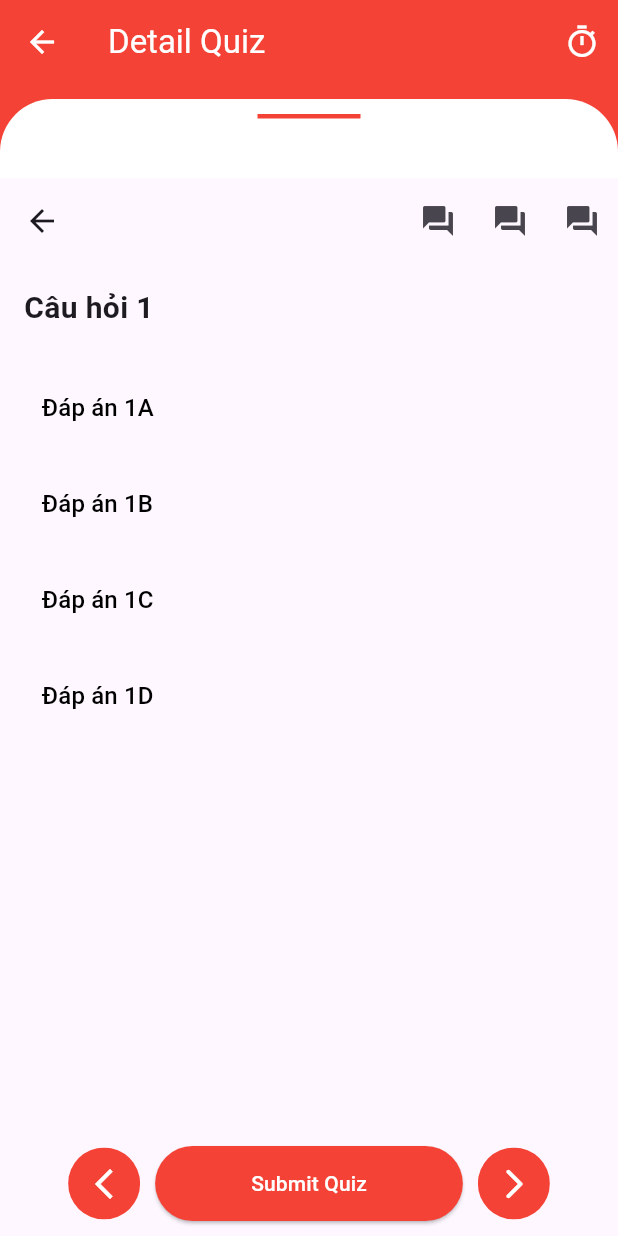
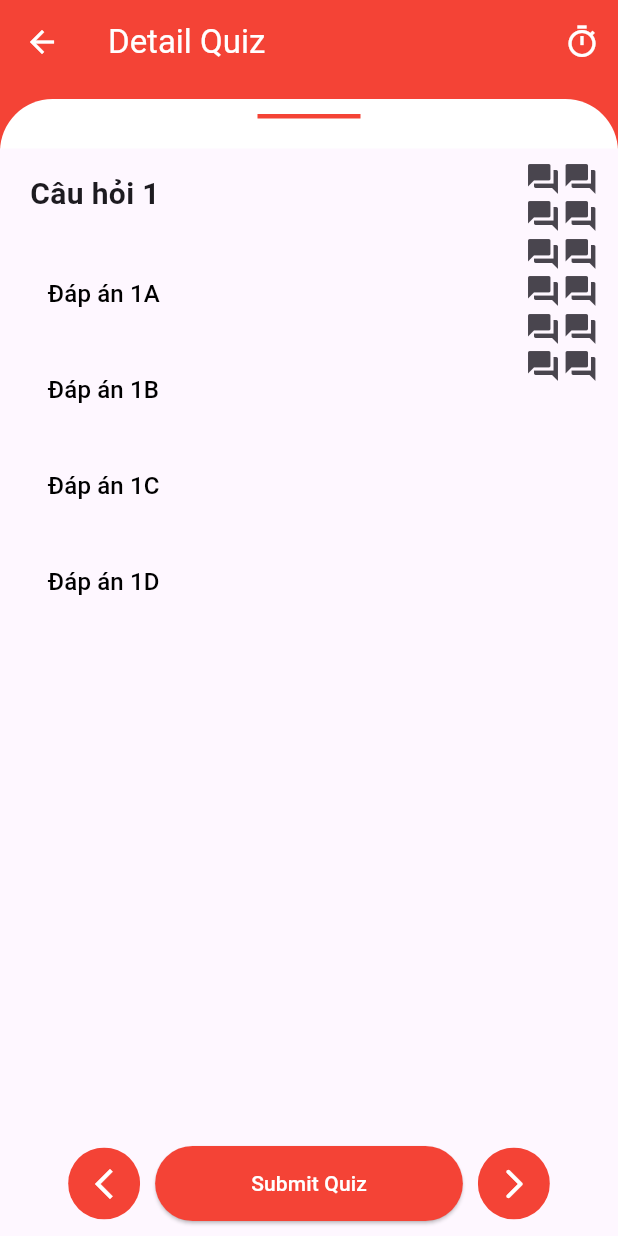
Before and after one commit to thang44hdai/StudyApp-TTCS, a Flutter app: the QuizScreen screen opened directly, after a tap on the "question answer" icon, on a phone screen of 412 x 824 dp. Run offline on Flutter 3.47's test engine with Material 3 defaults, Android fonts, the phone set to English and light mode, and no system bars; our stand-ins replace font_awesome_flutter.

Commit message:
update Quiz Screen

```diff
--- a/lib/features/main.dart
+++ b/lib/features/main.dart
@@ -1,8 +1,5 @@
 import 'package:flutter/material.dart';
 import 'package:study/common/constant.dart';
-import 'package:study/features/home/HomeScreen.dart';
-import 'package:study/features/quiz_test/QuizScreen.dart';
-import 'package:study/features/quiz_test/test.dart';
 import 'package:study/features/tutorial/TutorialScreen.dart';
 
 void main() {
@@ -23,6 +20,7 @@ class MyApp extends StatelessWidget {
         colorScheme: ColorScheme.fromSeed(seedColor: Colors.deepPurple),
         useMaterial3: true,
       ),
-        home: TutorialScreen());
+      home: TutorialScreen(),
+    );
   }
 }
--- a/lib/features/quiz_test/QuizScreen.dart
+++ b/lib/features/quiz_test/QuizScreen.dart
@@ -1,6 +1,6 @@
 import 'package:flutter/material.dart';
 import 'package:study/common/constant.dart';
-import 'package:study/features/quiz_test/test.dart';
+import 'package:study/features/quiz_test/TestList.dart';
 
 class QuizScreen extends StatefulWidget {
   const QuizScreen({super.key});
@@ -71,14 +71,14 @@ class _QuizScreenState extends State<QuizScreen> {
         child: Column(
           children: [
             Padding(
-              padding: EdgeInsets.only(top: 10, bottom: 40),
+              padding: EdgeInsets.only(top: 10, bottom: 20),
               child: Container(
                 height: 3,
                 width: Constants.screenWidth / 6,
                 color: Colors.red,
               ),
             ),
-            Expanded(child: test()),
+            Expanded(child: TestScreen()),
           ],
         ),
       ),
@@ -112,7 +112,7 @@ class _QuizScreenState extends State<QuizScreen> {
             ),
             child: ElevatedButton(
               onPressed: () {
-                _showQuestion("Nộp bài nhéee");
+                DialogBase("Nộp bài nhéee");
               },
               style: ButtonStyle(
                 backgroundColor: MaterialStateProperty.all(Colors.red),
@@ -149,7 +149,7 @@ class _QuizScreenState extends State<QuizScreen> {
     );
   }
 
-  void _showQuestion(String question) {
+  void DialogBase(String question) {
     showDialog(
       context: context,
       builder: (BuildContext context) {
--- /dev/null
+++ b/lib/features/quiz_test/TestList.dart
@@ -0,0 +1,143 @@
+import 'package:flutter/material.dart';
+
+class TestScreen extends StatefulWidget {
+  @override
+  _TestScreen createState() => _TestScreen();
+}
+
+class _TestScreen extends State<TestScreen> {
+  List<Question> questions = [
+    Question(
+      question: "Câu hỏi 1",
+      options: ["Đáp án 1A", "Đáp án 1B", "Đáp án 1C", "Đáp án 1D"],
+    ),
+    Question(
+      question: "Câu hỏi 2",
+      options: ["Đáp án 2A", "Đáp án 2B", "Đáp án 2C", "Đáp án 2D"],
+    ),
+    Question(
+      question: "Câu hỏi 3",
+      options: ["Đáp án 3A", "Đáp án 3B", "Đáp án 3C", "Đáp án 3D"],
+    ),
+    Question(
+      question: "Câu hỏi 3",
+      options: ["Đáp án 3A", "Đáp án 3B", "Đáp án 3C", "Đáp án 3D"],
+    ),
+    Question(
+      question: "Câu hỏi 3",
+      options: ["Đáp án 3A", "Đáp án 3B", "Đáp án 3C", "Đáp án 3D"],
+    ),
+    Question(
+      question: "Câu hỏi 3",
+      options: ["Đáp án 3A", "Đáp án 3B", "Đáp án 3C", "Đáp án 3D"],
+    ),
+    Question(
+      question: "Câu hỏi 3",
+      options: ["Đáp án 3A", "Đáp án 3B", "Đáp án 3C", "Đáp án 3D"],
+    ),
+    Question(
+      question: "Câu hỏi 3",
+      options: ["Đáp án 3A", "Đáp án 3B", "Đáp án 3C", "Đáp án 3D"],
+    ),
+    Question(
+      question: "Câu hỏi 3",
+      options: ["Đáp án 3A", "Đáp án 3B", "Đáp án 3C", "Đáp án 3D"],
+    ),
+    Question(
+      question: "Câu hỏi 3",
+      options: ["Đáp án 3A", "Đáp án 3B", "Đáp án 3C", "Đáp án 3D"],
+    ),
+    Question(
+      question: "Câu hỏi 3",
+      options: ["Đáp án 3A", "Đáp án 3B", "Đáp án 3C", "Đáp án 3D"],
+    ),
+    Question(
+      question: "Câu hỏi 3",
+      options: ["Đáp án 3A", "Đáp án 3B", "Đáp án 3C", "Đáp án 3D"],
+    ),
+
+  ];
+
+  int selectedQuestionIndex = 0;
+  int selectedAnswerIndex = -1;
+
+  @override
+  Widget build(BuildContext context) {
+    return Scaffold(
+      body: Padding(
+        padding: EdgeInsets.symmetric(horizontal: 20),
+        child: Row(
+          mainAxisAlignment: MainAxisAlignment.spaceBetween,
+          children: [
+            Padding(
+              padding: const EdgeInsets.only(top: 16.0),
+              child: Column(
+                crossAxisAlignment: CrossAxisAlignment.start,
+                children: [
+                  Text(
+                    questions[selectedQuestionIndex].question,
+                    style: TextStyle(fontSize: 20, fontWeight: FontWeight.bold),
+                  ),
+                  SizedBox(height: 20),
+                  ...List.generate(
+                      questions[selectedQuestionIndex].options.length, (index) {
+                    return Padding(
+                      padding: const EdgeInsets.symmetric(vertical: 8.0),
+                      child: TextButton(
+                        onPressed: () {
+                          setState(() {
+                            selectedAnswerIndex = index;
+                          });
+                        },
+                        style: ButtonStyle(
+                          backgroundColor: selectedAnswerIndex == index
+                              ? MaterialStateProperty.all(Colors.blue)
+                              : null,
+                        ),
+                        child: Text(
+                          questions[selectedQuestionIndex].options[index],
+                          style: TextStyle(
+                              fontSize: 16,
+                              color: selectedAnswerIndex == index
+                                  ? Colors.white
+                                  : Colors.black),
+                        ),
+                      ),
+                    );
+                  }),
+                ],
+              ),
+            ),
+            Container(
+              width: 50,
+              child: GridView.builder(
+                itemCount: questions.length,
+                itemBuilder: (context, index) {
+                  return IconButton(
+                    icon: Icon(Icons.question_answer),
+                    onPressed: () {
+                      setState(() {
+                        selectedQuestionIndex = index;
+                        selectedAnswerIndex =
+                            -1; // Reset selected answer when changing question
+                      });
+                    },
+                  );
+                },
+                gridDelegate: const SliverGridDelegateWithFixedCrossAxisCount(
+                    crossAxisCount: 2),
+              ),
+            ),
+          ],
+        ),
+      ),
+    );
+  }
+}
+
+class Question {
+  final String question;
+  final List<String> options;
+
+  Question({required this.question, required this.options});
+}
--- a/lib/features/quiz_test/test.dart
+++ /dev/null
@@ -1,97 +0,0 @@
-import 'package:flutter/material.dart';
-
-class test extends StatefulWidget {
-  @override
-  _test createState() => _test();
-}
-
-class _test extends State<test> {
-  List<Question> questions = [
-    Question(
-      question: "Câu hỏi 1",
-      options: ["Đáp án 1A", "Đáp án 1B", "Đáp án 1C", "Đáp án 1D"],
-    ),
-    Question(
-      question: "Câu hỏi 2",
-      options: ["Đáp án 2A", "Đáp án 2B", "Đáp án 2C", "Đáp án 2D"],
-    ),
-    Question(
-      question: "Câu hỏi 3",
-      options: ["Đáp án 3A", "Đáp án 3B", "Đáp án 3C", "Đáp án 3D"],
-    ),
-  ];
-
-  int selectedQuestionIndex = -1;
-  int selectedAnswerIndex = -1;
-
-  @override
-  Widget build(BuildContext context) {
-    return Scaffold(
-      appBar: AppBar(
-        actions: [
-          for (var i = 0; i < questions.length; i++)
-            IconButton(
-              icon: Icon(Icons.question_answer),
-              onPressed: () {
-                setState(() {
-                  selectedQuestionIndex = i;
-                  selectedAnswerIndex =
-                      -1; // Reset selected answer when changing question
-                });
-              },
-            )
-        ],
-      ),
-      body: selectedQuestionIndex != -1
-          ? Padding(
-              padding: const EdgeInsets.all(16.0),
-              child: Column(
-                crossAxisAlignment: CrossAxisAlignment.start,
-                children: [
-                  Text(
-                    questions[selectedQuestionIndex].question,
-                    style: TextStyle(fontSize: 20, fontWeight: FontWeight.bold),
-                  ),
-                  SizedBox(height: 20),
-                  ...List.generate(
-                      questions[selectedQuestionIndex].options.length, (index) {
-                    return Padding(
-                      padding: const EdgeInsets.symmetric(vertical: 8.0),
-                      child: TextButton(
-                        onPressed: () {
-                          setState(() {
-                            selectedAnswerIndex = index;
-                          });
-                        },
-                        style: ButtonStyle(
-                          backgroundColor: selectedAnswerIndex == index
-                              ? MaterialStateProperty.all(Colors.blue)
-                              : null,
-                        ),
-                        child: Text(
-                          questions[selectedQuestionIndex].options[index],
-                          style: TextStyle(
-                              fontSize: 16,
-                              color: selectedAnswerIndex == index
-                                  ? Colors.white
-                                  : Colors.black),
-                        ),
-                      ),
-                    );
-                  }),
-                ],
-              ),
-            )
-          : Center(
-              child: Text('Chọn một câu hỏi để xem.'),
-            ),
-    );
-  }
-}
-
-class Question {
-  final String question;
-  final List<String> options;
-
-  Question({required this.question, required this.options});
-}
```
Lines whose indentation alone changed are shown as unchanged.
